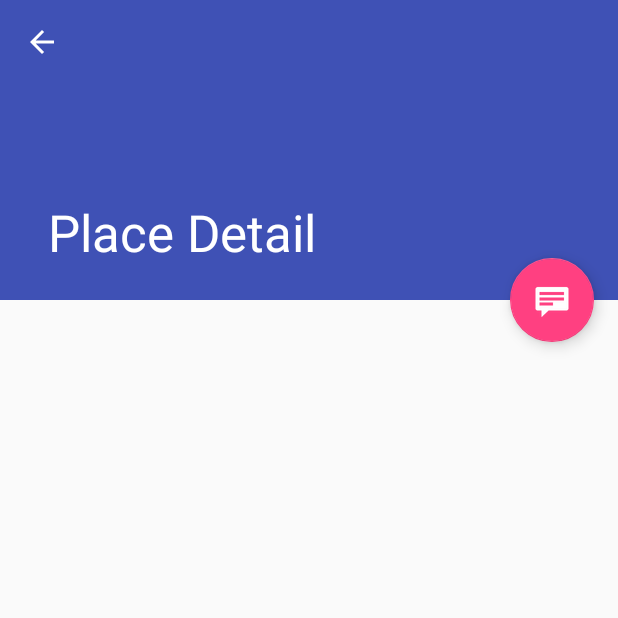
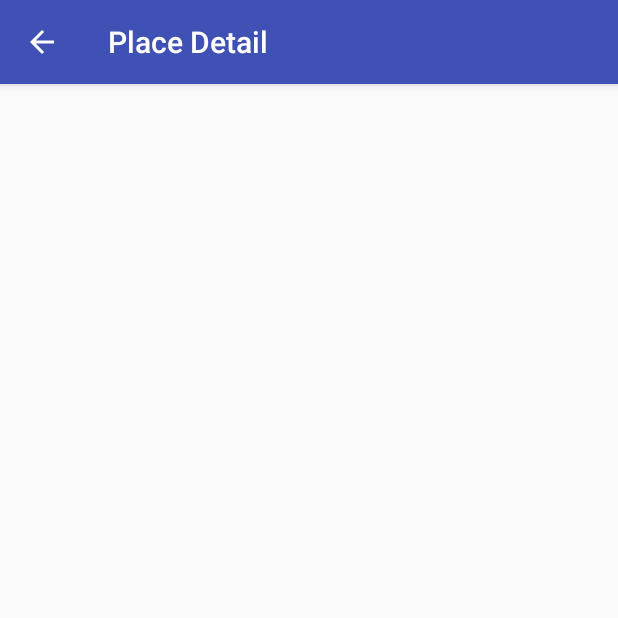
Before and after one commit to PhobosXIII/test-task-places, an Android app: the PlaceDetailActivity screen opened directly, with no data from a screen before it, on a phone screen of 412 x 824 dp, the top half of it. Run offline under Robolectric (Android 15) with nearby library versions, the phone set to English and light mode, and no system bars.

Commit message:
Clear template code generated by AS

```diff
--- a/app/src/main/java/com/example/phobos/places/PlaceDetailActivity.java
+++ b/app/src/main/java/com/example/phobos/places/PlaceDetailActivity.java
@@ -2,12 +2,9 @@ package com.example.phobos.places;
 
 import android.content.Intent;
 import android.os.Bundle;
-import android.support.design.widget.FloatingActionButton;
-import android.support.design.widget.Snackbar;
+import android.support.v7.app.ActionBar;
+import android.support.v7.app.AppCompatActivity;
 import android.support.v7.widget.Toolbar;
-import android.view.View;
-import android.support.v7.app.AppCompatActivity;
-import android.support.v7.app.ActionBar;
 import android.view.MenuItem;
 
 /**
@@ -25,33 +22,12 @@ public class PlaceDetailActivity extends AppCompatActivity {
         Toolbar toolbar = (Toolbar) findViewById(R.id.detail_toolbar);
         setSupportActionBar(toolbar);
 
-        FloatingActionButton fab = (FloatingActionButton) findViewById(R.id.fab);
-        fab.setOnClickListener(new View.OnClickListener() {
-            @Override
-            public void onClick(View view) {
-                Snackbar.make(view, "Replace with your own detail action", Snackbar.LENGTH_LONG)
-                        .setAction("Action", null).show();
-            }
-        });
-
-        // Show the Up button in the action bar.
         ActionBar actionBar = getSupportActionBar();
         if (actionBar != null) {
             actionBar.setDisplayHomeAsUpEnabled(true);
         }
 
-        // savedInstanceState is non-null when there is fragment state
-        // saved from previous configurations of this activity
-        // (e.g. when rotating the screen from portrait to landscape).
-        // In this case, the fragment will automatically be re-added
-        // to its container so we don't need to manually add it.
-        // For more information, see the Fragments API guide at:
-        //
-        // http://developer.android.com/guide/components/fragments.html
-        //
         if (savedInstanceState == null) {
-            // Create the detail fragment and add it to the activity
-            // using a fragment transaction.
             Bundle arguments = new Bundle();
             arguments.putString(PlaceDetailFragment.ARG_ITEM_ID,
                     getIntent().getStringExtra(PlaceDetailFragment.ARG_ITEM_ID));
@@ -67,12 +43,6 @@ public class PlaceDetailActivity extends AppCompatActivity {
     public boolean onOptionsItemSelected(MenuItem item) {
         int id = item.getItemId();
         if (id == android.R.id.home) {
-            // This ID represents the Home or Up button. In the case of this
-            // activity, the Up button is shown. For
-            // more details, see the Navigation pattern on Android Design:
-            //
-            // http://developer.android.com/design/patterns/navigation.html#up-vs-back
-            //
             navigateUpTo(new Intent(this, PlaceListActivity.class));
             return true;
         }
--- a/app/src/main/res/layout/activity_place_detail.xml
+++ b/app/src/main/res/layout/activity_place_detail.xml
@@ -10,18 +10,9 @@
     <android.support.design.widget.AppBarLayout
         android:id="@+id/app_bar"
         android:layout_width="match_parent"
-        android:layout_height="@dimen/app_bar_height"
+        android:layout_height="wrap_content"
         android:fitsSystemWindows="true"
         android:theme="@style/ThemeOverlay.AppCompat.Dark.ActionBar">
-
-        <android.support.design.widget.CollapsingToolbarLayout
-            android:id="@+id/toolbar_layout"
-            android:layout_width="match_parent"
-            android:layout_height="match_parent"
-            android:fitsSystemWindows="true"
-            app:contentScrim="?attr/colorPrimary"
-            app:layout_scrollFlags="scroll|exitUntilCollapsed"
-            app:toolbarId="@+id/toolbar">
 
             <android.support.v7.widget.Toolbar
                 android:id="@+id/detail_toolbar"
@@ -29,9 +20,6 @@
                 android:layout_height="?attr/actionBarSize"
                 app:layout_collapseMode="pin"
                 app:popupTheme="@style/ThemeOverlay.AppCompat.Light" />
-
-        </android.support.design.widget.CollapsingToolbarLayout>
-
     </android.support.design.widget.AppBarLayout>
 
     <android.support.v4.widget.NestedScrollView
@@ -39,15 +27,4 @@
         android:layout_width="match_parent"
         android:layout_height="match_parent"
         app:layout_behavior="@string/appbar_scrolling_view_behavior" />
-
-    <android.support.design.widget.FloatingActionButton
-        android:id="@+id/fab"
-        android:layout_width="wrap_content"
-        android:layout_height="wrap_content"
-        android:layout_gravity="center_vertical|start"
-        android:layout_margin="@dimen/fab_margin"
-        android:src="@android:drawable/stat_notify_chat"
-        app:layout_anchor="@+id/place_detail_container"
-        app:layout_anchorGravity="top|end" />
-
 </android.support.design.widget.CoordinatorLayout>
--- a/app/src/main/res/layout/activity_place_list.xml
+++ b/app/src/main/res/layout/activity_place_list.xml
@@ -5,7 +5,7 @@
     android:layout_width="match_parent"
     android:layout_height="match_parent"
     android:fitsSystemWindows="true"
-    tools:context=".MainActivity">
+    tools:context=".PlaceListActivity">
 
     <android.support.design.widget.AppBarLayout
         android:id="@+id/app_bar"
@@ -38,5 +38,4 @@
         android:layout_margin="@dimen/fab_margin"
         android:src="@android:drawable/ic_dialog_email" />
 
-
 </android.support.design.widget.CoordinatorLayout>
--- a/app/src/main/res/values/strings.xml
+++ b/app/src/main/res/values/strings.xml
@@ -1,4 +1,7 @@
 <resources>
     <string name="app_name">Places</string>
+    <string name="title_new_place">New place</string>
     <string name="title_place_detail">Place Detail</string>
+    <string name="text_placeholder">Krasnoyarsk</string>
+    <string name="last_visit_placeholder">01.01.2016</string>
 </resources>
```
